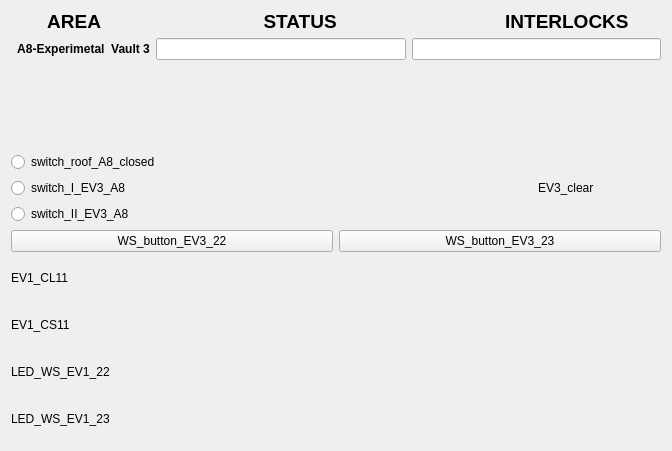
Qt form vcsDisplays/ev3.ui (yannS2016/tlabsVCS) before a commit.
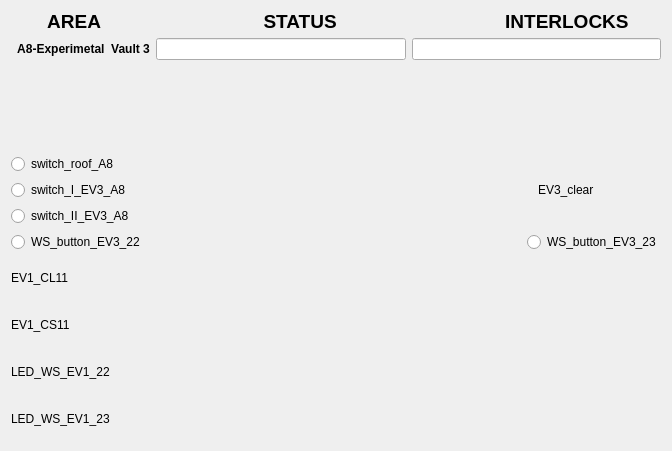
The same form after that commit. Custom widgets are drawn as their Qt base class.

What changed in the file:
```diff
--- a/vcsDisplays/ev3.ui
+++ b/vcsDisplays/ev3.ui
@@ -89,7 +89,7 @@
        <item>
         <widget class="QERadioButton" name="qeradiobutton">
          <property name="text">
-          <string>switch_roof_A8_closed</string>
+          <string>switch_roof_A8</string>
          </property>
          <property name="autoExclusive">
           <bool>false</bool>
@@ -212,21 +212,15 @@
    <item>
     <layout class="QHBoxLayout" name="horizontalLayout_10">
      <item>
-      <widget class="QEPushButton" name="qepushbutton">
+      <widget class="QERadioButton" name="qeradiobutton_6">
        <property name="text">
         <string>WS_button_EV3_22</string>
        </property>
        <property name="variable" stdset="0">
         <string>VCS:WS-BUT-EV3-22</string>
        </property>
-       <property name="writeOnPress">
-        <bool>true</bool>
-       </property>
-       <property name="writeOnRelease">
-        <bool>true</bool>
-       </property>
-       <property name="writeOnClick">
-        <bool>false</bool>
+       <property name="format" stdset="0">
+        <enum>QERadioButton::LocalEnumeration</enum>
        </property>
        <property name="pressText">
         <string>0</string>
@@ -237,21 +231,28 @@
       </widget>
      </item>
      <item>
-      <widget class="QEPushButton" name="qepushbutton_2">
+      <spacer name="horizontalSpacer_2">
+       <property name="orientation">
+        <enum>Qt::Horizontal</enum>
+       </property>
+       <property name="sizeHint" stdset="0">
+        <size>
+         <width>40</width>
+         <height>20</height>
+        </size>
+       </property>
+      </spacer>
+     </item>
+     <item>
+      <widget class="QERadioButton" name="qeradiobutton_7">
        <property name="text">
         <string>WS_button_EV3_23</string>
        </property>
        <property name="variable" stdset="0">
         <string>VCS:WS-BUT-EV3-23</string>
        </property>
-       <property name="writeOnPress">
-        <bool>true</bool>
-       </property>
-       <property name="writeOnRelease">
-        <bool>true</bool>
-       </property>
-       <property name="writeOnClick">
-        <bool>false</bool>
+       <property name="format" stdset="0">
+        <enum>QERadioButton::LocalEnumeration</enum>
        </property>
        <property name="pressText">
         <string>0</string>
@@ -478,11 +479,6 @@
    <extends>QLineEdit</extends>
    <header>QELineEdit.h</header>
   </customwidget>
-  <customwidget>
-   <class>QEPushButton</class>
-   <extends>QPushButton</extends>
-   <header>QEPushButton.h</header>
-  </customwidget>
   <customwidget>
    <class>QERadioButton</class>
    <extends>QRadioButton</extends>
```
Left out of the diff: 10 changed lines with no effect on the pictures.
